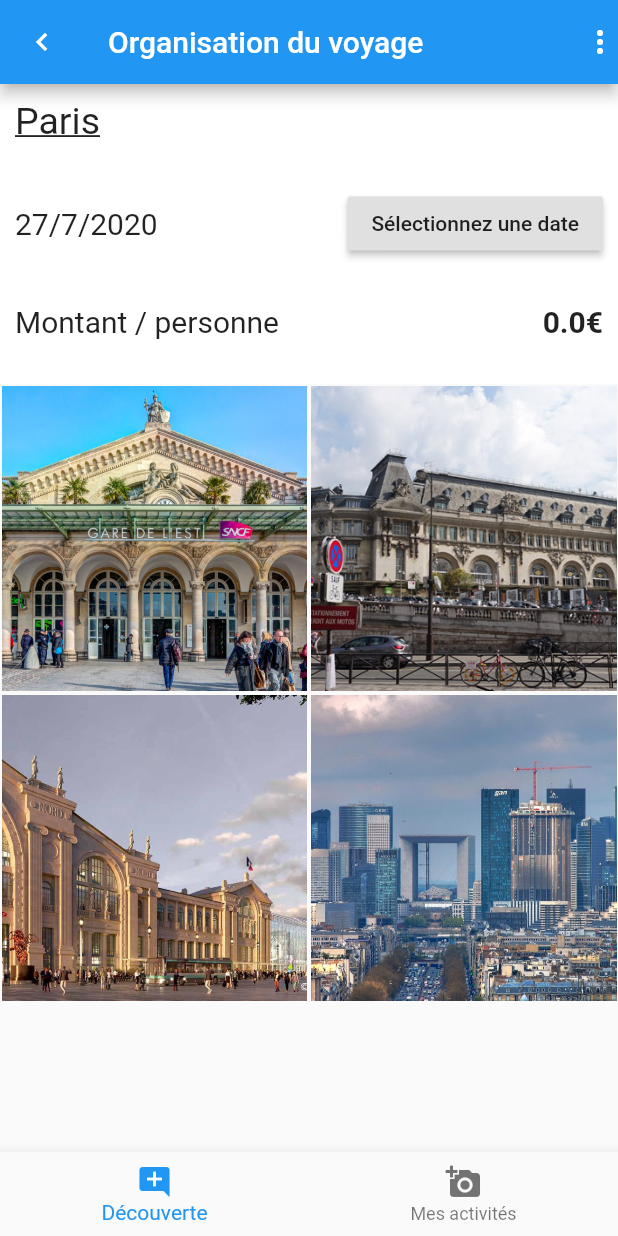
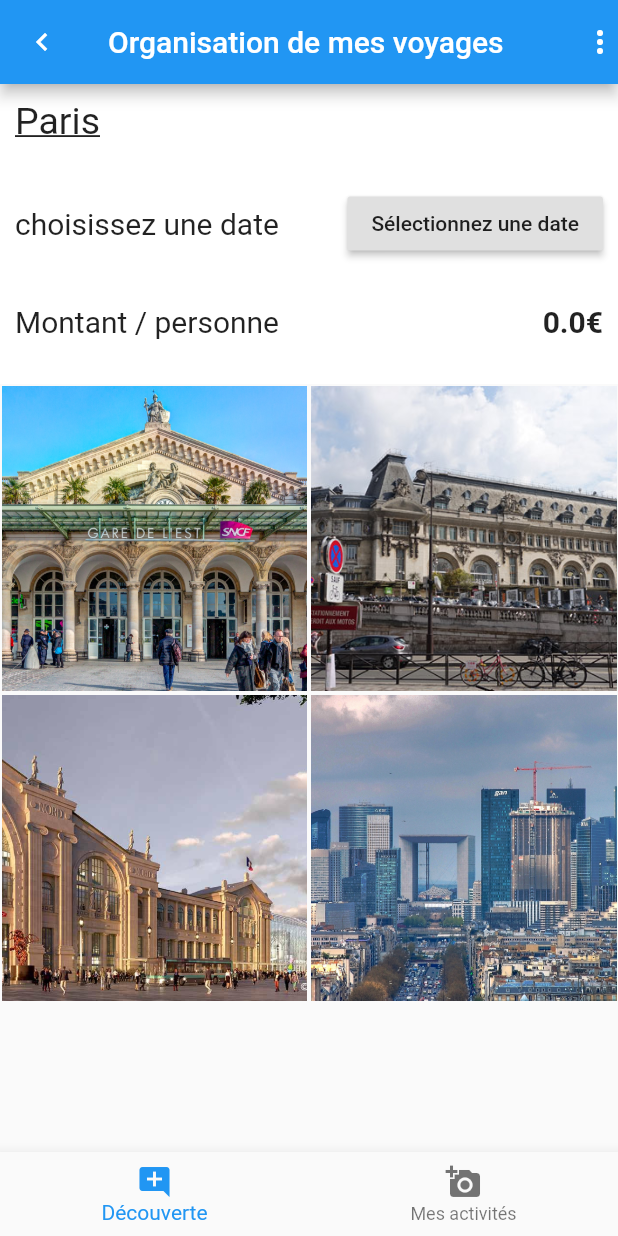
Before and after one commit to abakarabdelsalam/Projet, a Flutter app: the screen it shows after launch, on a phone screen of 412 x 824 dp. Run offline on Flutter 3.47's test engine with Material 2 defaults, Android fonts, the phone set to English and light mode, and no system bars.

Commit message:
mise en forme des dates

```diff
--- a/lib/views/ville/ville.dart
+++ b/lib/views/ville/ville.dart
@@ -15,8 +15,15 @@ class Ville extends StatefulWidget {
 }
 
 class _VilleState extends State<Ville> {
-  Trip mytrip = Trip(activities: [], ville: 'Paris', date: DateTime.now());
-  int index = 0;
+  Trip mytrip;
+  int index;
+
+  @override
+  void initState() {
+    super.initState();
+    index = 0;
+    mytrip = Trip(activities: [], ville: 'Paris', date: null);
+  }
 
   void setDate() {
     showDatePicker(
@@ -44,7 +51,7 @@ class _VilleState extends State<Ville> {
     return Scaffold(
       appBar: AppBar(
         leading: Icon(Icons.chevron_left),
-        title: Text('Organisation du voyage'),
+        title: Text('Organisation de mes voyages'),
         actions: <Widget>[
           Icon(Icons.more_vert),
         ],
--- a/lib/views/ville/widgets/trip_overview.dart
+++ b/lib/views/ville/widgets/trip_overview.dart
@@ -35,7 +35,9 @@ class TripOverview extends StatelessWidget {
             children: <Widget>[
               Expanded(
                 child: Text(
-                  DateFormat('d/M/y').format(mytrip.date),
+                  mytrip.date != null
+                      ? DateFormat('d/M/y').format(mytrip.date)
+                      : 'choisissez une date',
                   style: TextStyle(fontSize: 20),
                 ),
               ),
```
